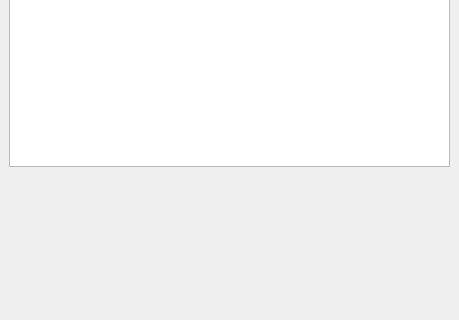
Before: the Qt Designer form tidal_prediction_widget.ui in joeberkovitz/qgis-noaa-marine-data, drawn with Qt 5; both pictures show x 0 to 459 and y 175 to 495 of the 459 by 495 pixel window.
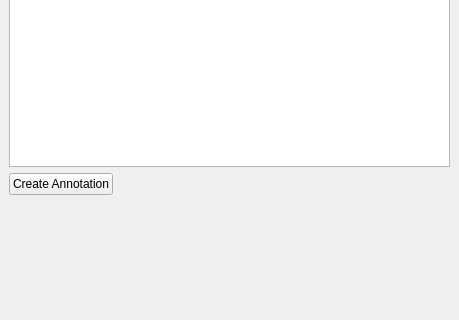
After: the same form once the commit is applied.

Commit message: add annotation creation support

```diff
--- a/tidal_prediction_widget.ui
+++ b/tidal_prediction_widget.ui
@@ -152,6 +152,30 @@
       </property>
      </widget>
     </item>
+    <item>
+     <layout class="QHBoxLayout" name="horizontalLayout_4">
+      <item>
+       <widget class="QPushButton" name="annotationButton">
+        <property name="text">
+         <string>Create Annotation</string>
+        </property>
+       </widget>
+      </item>
+      <item>
+       <spacer name="horizontalSpacer_2">
+        <property name="orientation">
+         <enum>Qt::Horizontal</enum>
+        </property>
+        <property name="sizeHint" stdset="0">
+         <size>
+          <width>40</width>
+          <height>20</height>
+         </size>
+        </property>
+       </spacer>
+      </item>
+     </layout>
+    </item>
     <item>
      <spacer name="verticalSpacer">
       <property name="orientation">
```
The commit also changes 1 other file.
